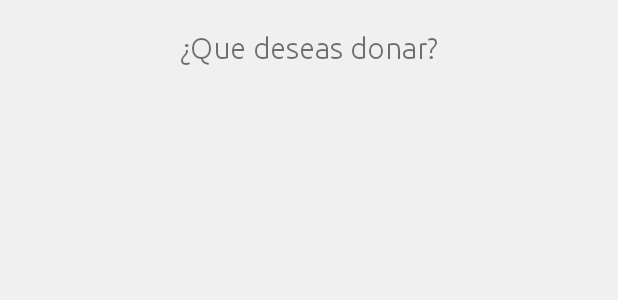
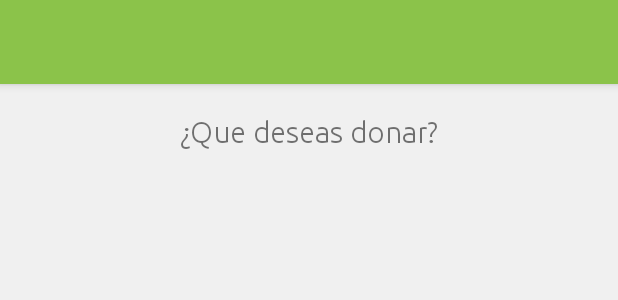
Before and after one commit to mbove77/ManosSolidarias, an Android app: the layout activity_home.xml on its own in the app's theme, with its tools: preview values and no code run, on a phone screen of 412 x 824 dp. Shown: the top 300 px of the screen. Run offline under Robolectric (Android 15) with nearby library versions, the phone set to English and light mode, and no system bars.

Commit message:
Toolbar implementation
Implementacion de toolbar para soportar en el futuro el Navigation Drawer.

```diff
--- a/app/src/main/java/com/bove/martin/manossolidarias/activities/HomeActivity.java
+++ b/app/src/main/java/com/bove/martin/manossolidarias/activities/HomeActivity.java
@@ -10,6 +10,7 @@ import android.support.design.widget.Snackbar;
 import android.support.v7.widget.DefaultItemAnimator;
 import android.support.v7.widget.GridLayoutManager;
 import android.support.v7.widget.RecyclerView;
+import android.support.v7.widget.Toolbar;
 import android.util.Log;
 import android.view.Menu;
 import android.view.MenuInflater;
@@ -46,6 +47,10 @@ public class HomeActivity extends BaseActivity implements DonationAdapter.OnItem
     protected void onCreate(Bundle savedInstanceState) {
         super.onCreate(savedInstanceState);
         setContentView(R.layout.activity_home);
+
+        // Toolbar
+        Toolbar myToolbar = findViewById(R.id.toolbar);
+        setSupportActionBar(myToolbar);
 
         // Cargamos las shared para mostrar la ayuda una sola vez
         preferences = getSharedPreferences(SHARED_PREF, Context.MODE_PRIVATE);
--- a/app/src/main/java/com/bove/martin/manossolidarias/activities/OngListActivity.java
+++ b/app/src/main/java/com/bove/martin/manossolidarias/activities/OngListActivity.java
@@ -10,6 +10,7 @@ import android.support.v7.widget.DefaultItemAnimator;
 import android.support.v7.widget.DividerItemDecoration;
 import android.support.v7.widget.LinearLayoutManager;
 import android.support.v7.widget.RecyclerView;
+import android.support.v7.widget.Toolbar;
 import android.util.Log;
 import android.widget.LinearLayout;
 import android.widget.Toast;
@@ -58,6 +59,10 @@ public class OngListActivity extends BaseActivity implements InstitucionesAdapte
     protected void onCreate(Bundle savedInstanceState) {
         super.onCreate(savedInstanceState);
         setContentView(R.layout.activity_ong_list);
+
+        // Toolbar
+        Toolbar myToolbar = findViewById(R.id.toolbar);
+        setSupportActionBar(myToolbar);
 
         Bundle extras = getIntent().getExtras();
         if (extras != null) {
--- a/app/src/main/res/layout/activity_home.xml
+++ b/app/src/main/res/layout/activity_home.xml
@@ -8,7 +8,10 @@
     android:background="@color/colorBackground"
     tools:context=".activities.HomeActivity">
 
+    <include android:id="@+id/toolbar" layout="@layout/toolbar" />
+
 <LinearLayout
+    android:layout_marginTop="?android:attr/actionBarSize"
     android:layout_width="match_parent"
     android:layout_height="match_parent"
     android:orientation="vertical">
--- /dev/null
+++ b/app/src/main/res/layout/toolbar.xml
@@ -0,0 +1,10 @@
+<?xml version="1.0" encoding="utf-8"?>
+<android.support.v7.widget.Toolbar xmlns:android="http://schemas.android.com/apk/res/android"
+    xmlns:app="http://schemas.android.com/apk/res-auto"
+    android:id="@+id/toolbar"
+    android:layout_width="match_parent"
+    android:layout_height="?android:attr/actionBarSize"
+    android:background="@color/colorPrimary"
+    android:elevation="4dp"
+    android:theme="@style/ThemeOverlay.AppCompat.Dark.ActionBar"
+    app:popupTheme="@style/ThemeOverlay.AppCompat.Light" />
```
Also changed, not shown: app/src/main/AndroidManifest.xml (+5 -9 lines), app/src/main/res/layout/activity_ong_list.xml (+8 -5 lines).
